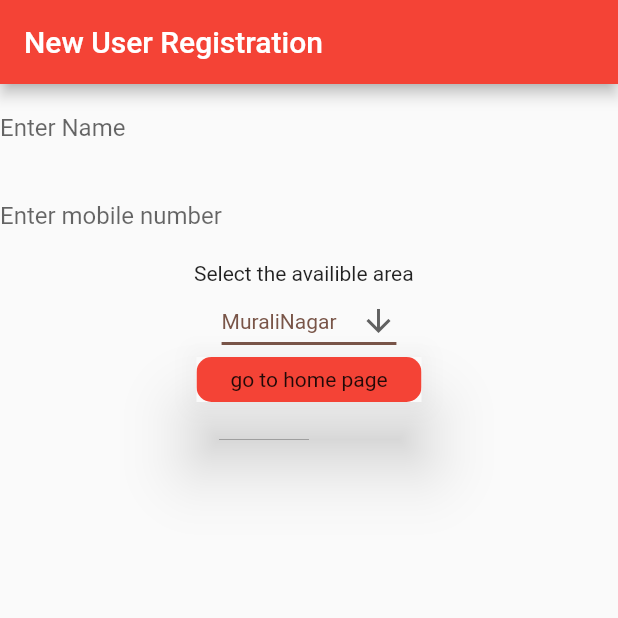
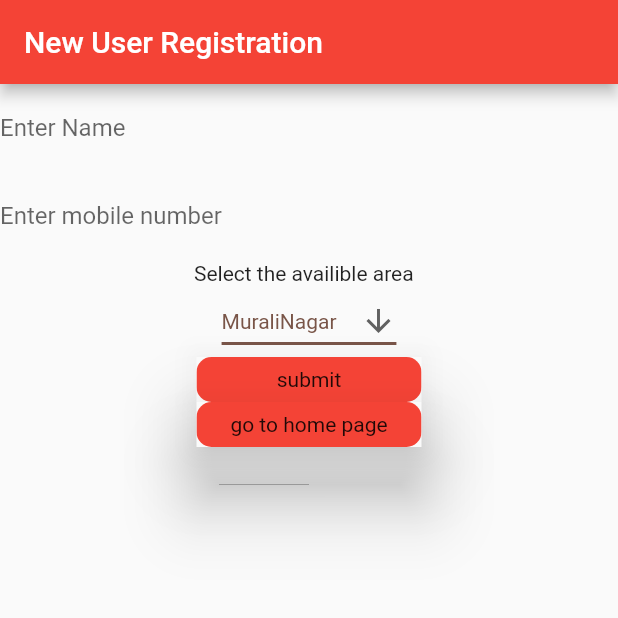
Before and after one commit to Peddinti-Sriram-Bharadwaj/BloodAlert, a Flutter app: the screen it shows after launch, after a tap on "become a blood donor", on a phone screen of 412 x 824 dp, the top half of it. Run offline on Flutter 3.47's test engine with Material 2 defaults, Android fonts, the phone set to English and light mode, and no system bars; our stand-ins replace firebase_core, firebase_database; accounts and stored records are empty.

```diff
--- a/lib/registerpage.dart
+++ b/lib/registerpage.dart
@@ -1,3 +1,5 @@
+import 'package:firebase_core/firebase_core.dart';
+import 'package:firebase_database/firebase_database.dart';
 import 'package:flutter/material.dart';
 
 class RegisterPage extends StatelessWidget {
@@ -5,6 +7,8 @@ class RegisterPage extends StatelessWidget {
 
   @override
   Widget build(BuildContext context) {
+    DatabaseReference users =
+        FirebaseDatabase.instance.reference().child("users");
     return MaterialApp(
         title: 'New user registration',
         home: Scaffold(
@@ -29,6 +33,24 @@ class RegisterPage extends StatelessWidget {
               ),
               Text('Select the availible area  '),
               Areas(),
+              Material(
+                elevation: 20,
+                child: InkWell(
+                    child: Ink(
+                      height: 30,
+                      width: 150,
+                      decoration: BoxDecoration(
+                        color: Colors.red,
+                        borderRadius: BorderRadius.circular(10.0),
+                      ),
+                      child: Center(
+                        child: Text('submit'),
+                      ),
+                    ),
+                    onTap: () {
+                      users.set('new user added');
+                    }),
+              ),
               Material(
                 elevation: 20,
                 child: InkWell(
```
Also changed, not shown: lib/firebase_options.dart, 3 other files.
